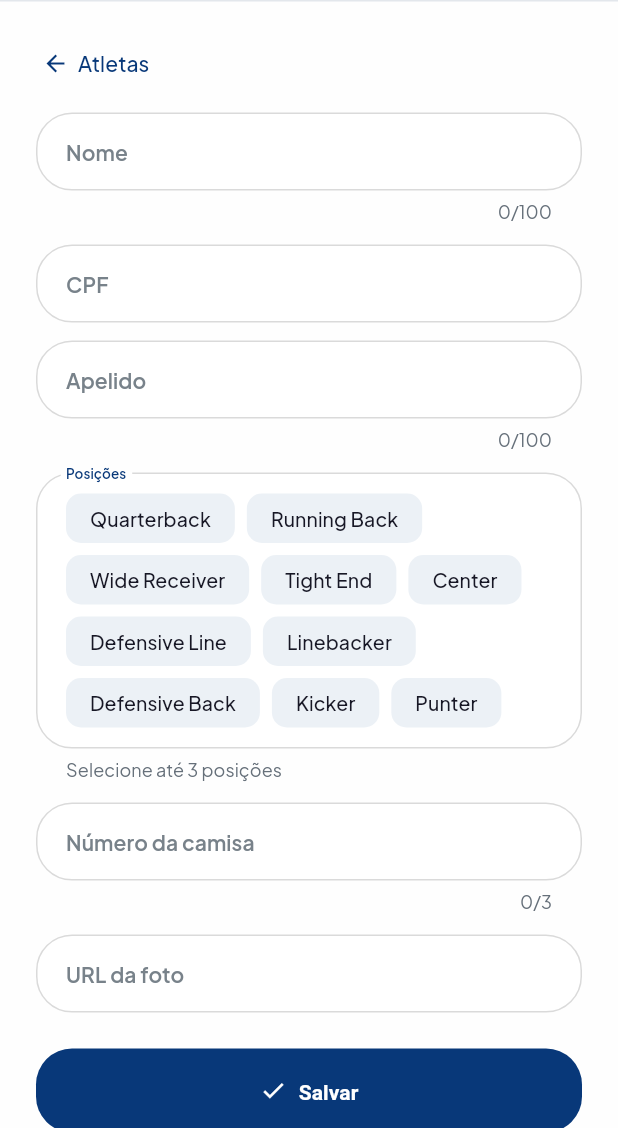
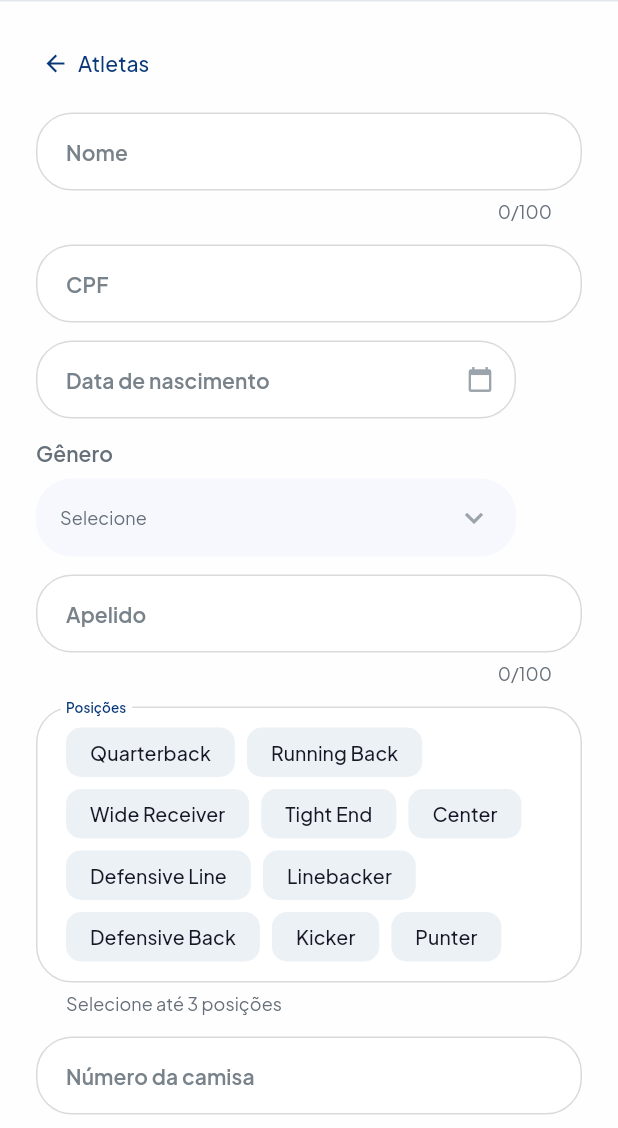
Before and after one commit to cesargranelli/flag_admin_web, a Flutter app: the AthleteFormScreen screen opened by its route, on a phone screen of 412 x 824 dp, the part 108-1236 px from its top. Run offline on Flutter 3.47's test engine with Material 3 defaults, Android fonts, the phone set to English and light mode, and no system bars; our stand-ins replace dio, file_picker, flutter_riverpod, flutter_secure_storage, go_router, google_fonts; accounts and stored records are empty; network calls fail.

Commit message:
feat(#12): atleta com data de nascimento e gênero + largura dos dropdowns
- Athlete model: birthDate + gender
- AthleteFormScreen: campos Data de nascimento (date picker) e Gênero
  (dropdown Masculino/Feminino/Misto) em SizedBox(width: 320)
- AssociateClubsScreen: dropdowns de campeonato e clube com largura
  ajustada (SizedBox width 360) em vez de ocupar toda a tela

```diff
--- a/lib/src/domain/models/athlete.dart
+++ b/lib/src/domain/models/athlete.dart
@@ -12,6 +12,12 @@ class Athlete {
   final int? number;
   final String? photoUrl;
 
+  /// Data de nascimento (ISO no JSON, ex.: `2026-09-01`).
+  final DateTime? birthDate;
+
+  /// Gênero: `MALE` | `FEMALE` | `MIXED`.
+  final String? gender;
+
   /// Status do atleta: `ACTIVE` | `INACTIVE`.
   final String? status;
   final DateTime? createdAt;
@@ -25,6 +31,8 @@ class Athlete {
     this.positions = const [],
     this.number,
     this.photoUrl,
+    this.birthDate,
+    this.gender,
     this.status,
     this.createdAt,
     this.updatedAt,
@@ -50,6 +58,10 @@ class Athlete {
       positions: positions,
       number: json['number'] as int?,
       photoUrl: json['photoUrl'] as String?,
+      birthDate: json['birthDate'] is String
+          ? DateTime.tryParse(json['birthDate'] as String)
+          : null,
+      gender: json['gender'] as String?,
       status: json['status'] as String?,
       createdAt: json['createdAt'] is String
           ? DateTime.tryParse(json['createdAt'] as String)
@@ -75,5 +87,7 @@ class Athlete {
         'positions': positions.map((p) => p.toJson()).toList(),
         if (number != null) 'number': number,
         if (photoUrl != null) 'photoUrl': photoUrl,
+        if (birthDate != null) 'birthDate': birthDate!.toIso8601String(),
+        if (gender != null) 'gender': gender,
       };
 }
--- a/lib/src/screens/athlete_form_screen.dart
+++ b/lib/src/screens/athlete_form_screen.dart
@@ -6,6 +6,7 @@ import 'package:flutter_riverpod/flutter_riverpod.dart';
 import 'package:go_router/go_router.dart';
 
 import '../providers/providers.dart';
+import '../utils/date_formats.dart';
 import '../widgets/app_screen.dart';
 import '../widgets/selectable_card.dart';
 
@@ -28,6 +29,9 @@ class _AthleteFormScreenState extends ConsumerState<AthleteFormScreen> {
   late final TextEditingController _nickname;
   late final TextEditingController _number;
   late final TextEditingController _photoUrl;
+  late final TextEditingController _birthDateText;
+  DateTime? _birthDate;
+  Gender? _gender;
   List<AthletePosition> _positions = [];
   bool _submitting = false;
   String? _errorMessage;
@@ -44,11 +48,25 @@ class _AthleteFormScreenState extends ConsumerState<AthleteFormScreen> {
     _number = TextEditingController(text: athlete?.number?.toString() ?? '');
     _photoUrl = TextEditingController(text: athlete?.photoUrl ?? '');
     _positions = List.of(athlete?.positions ?? []);
+    _birthDate = athlete?.birthDate;
+    _birthDateText = TextEditingController(
+      text: athlete?.birthDate != null ? formatBrDate(athlete!.birthDate) : '',
+    );
+    _gender = athlete?.gender == null
+        ? null
+        : Gender.fromJson(athlete!.gender!);
   }
 
   @override
   void dispose() {
-    for (final controller in [_name, _cpf, _nickname, _number, _photoUrl]) {
+    for (final controller in [
+      _name,
+      _cpf,
+      _nickname,
+      _number,
+      _photoUrl,
+      _birthDateText,
+    ]) {
       controller.dispose();
     }
     super.dispose();
@@ -83,6 +101,8 @@ class _AthleteFormScreenState extends ConsumerState<AthleteFormScreen> {
         if (int.tryParse(_number.text.trim()) != null)
           'number': int.parse(_number.text.trim()),
         if (_photoUrl.text.trim().isNotEmpty) 'photoUrl': _photoUrl.text.trim(),
+        if (_birthDate != null) 'birthDate': formatIsoDate(_birthDate!),
+        if (_gender != null) 'gender': _gender!.toJson(),
       };
 
   /// Alterna a seleção de uma posição, respeitando o limite de 3 e evitando
@@ -95,6 +115,24 @@ class _AthleteFormScreenState extends ConsumerState<AthleteFormScreen> {
         _positions.add(position);
       }
     });
+  }
+
+  /// Abre o calendário do design system e aplica a data de nascimento
+  /// (mesmo padrão do date picker do form de campeonato).
+  Future<void> _pickBirthDate() async {
+    final now = DateTime.now();
+    final picked = await showAppCalendarDialog(
+      context,
+      initialDate: _birthDate ?? now,
+      firstDate: DateTime(1900),
+      lastDate: now,
+    );
+    if (picked != null && mounted) {
+      setState(() {
+        _birthDate = picked;
+        _birthDateText.text = formatBrDate(picked);
+      });
+    }
   }
 
   /// Campo de posições: um conjunto de chips de seleção, limitado a 3
@@ -220,6 +258,38 @@ class _AthleteFormScreenState extends ConsumerState<AthleteFormScreen> {
                   validator: _validateCpf,
                 ),
                 const SizedBox(height: 12),
+                // Campos curtos alinhados à esquerda: data de nascimento e
+                // gênero não precisam ocupar toda a largura do formulário.
+                Align(
+                  alignment: Alignment.centerLeft,
+                  child: SizedBox(
+                    width: 320,
+                    child: KicksterInput(
+                      label: 'Data de nascimento',
+                      controller: _birthDateText,
+                      readOnly: true,
+                      hintText: 'dd/mm/aaaa',
+                      onTap: _pickBirthDate,
+                      suffixIcon: const Icon(Icons.calendar_today),
+                    ),
+                  ),
+                ),
+                const SizedBox(height: 12),
+                Align(
+                  alignment: Alignment.centerLeft,
+                  child: SizedBox(
+                    width: 320,
+                    child: KicksterDropdown<Gender>(
+                      label: 'Gênero',
+                      value: _gender,
+                      hint: 'Selecione',
+                      values: Gender.values,
+                      labels: [for (final gender in Gender.values) gender.label],
+                      onChanged: (value) => setState(() => _gender = value),
+                    ),
+                  ),
+                ),
+                const SizedBox(height: 12),
                 KicksterInput(
                   label: 'Apelido',
                   controller: _nickname,
```
Also changed, not shown: lib/src/screens/associate_clubs_screen.dart (+16 -1 lines).
